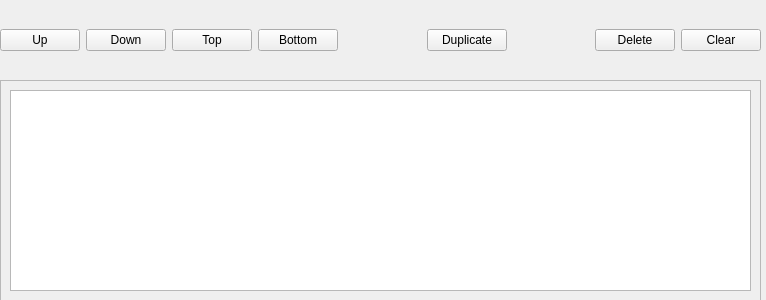
Before: the Qt Designer form src/QSviz/resources/queueeditor.ui in BCDA-APS/QSview, drawn with Qt 5.
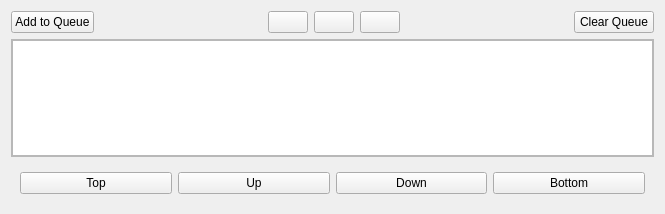
After: the same form once the commit is applied. Icons and pictures are not drawn.

Commit message: Update UI files to include proper layouts and add icons

```diff
--- a/src/QSviz/resources/queueeditor.ui
+++ b/src/QSviz/resources/queueeditor.ui
@@ -6,21 +6,111 @@
    <rect>
     <x>0</x>
     <y>0</y>
-    <width>766</width>
-    <height>300</height>
+    <width>665</width>
+    <height>214</height>
    </rect>
   </property>
   <property name="windowTitle">
    <string>Form</string>
   </property>
+  <layout class="QVBoxLayout" name="verticalLayout">
+   <item>
+    <layout class="QHBoxLayout" name="horizontalLayout">
+     <item>
+      <widget class="QPushButton" name="addQueueButton">
+       <property name="toolTip">
+        <string>Add plan to queue</string>
+       </property>
+       <property name="text">
+        <string>Add to Queue</string>
+       </property>
+       <property name="icon">
+        <iconset>
+         <normaloff>plus.png</normaloff>plus.png</iconset>
+       </property>
+      </widget>
+     </item>
+     <item>
+      <spacer name="horizontalSpacer_1">
+       <property name="orientation">
+        <enum>Qt::Horizontal</enum>
+       </property>
+       <property name="sizeHint" stdset="0">
+        <size>
+         <width>40</width>
+         <height>20</height>
+        </size>
+       </property>
+      </spacer>
+     </item>
+     <item>
+      <widget class="QPushButton" name="editButton">
+       <property name="toolTip">
+        <string>Edit plan</string>
+       </property>
+       <property name="icon">
+        <iconset>
+         <normaloff>edit.png</normaloff>edit.png</iconset>
+       </property>
+      </widget>
+     </item>
+     <item>
+      <widget class="QPushButton" name="duplicateButton">
+       <property name="toolTip">
+        <string>Duplicate plan</string>
+       </property>
+       <property name="text">
+        <string/>
+       </property>
+       <property name="icon">
+        <iconset>
+         <normaloff>duplicate.png</normaloff>duplicate.png</iconset>
+       </property>
+      </widget>
+     </item>
+     <item>
+      <widget class="QPushButton" name="deleteButton">
+       <property name="toolTip">
+        <string>Delete plan</string>
+       </property>
+       <property name="icon">
+        <iconset>
+         <normaloff>delete.png</normaloff>delete.png</iconset>
+       </property>
+      </widget>
+     </item>
+     <item>
+      <spacer name="horizontalSpacer_2">
+       <property name="orientation">
+        <enum>Qt::Horizontal</enum>
+       </property>
+       <property name="sizeHint" stdset="0">
+        <size>
+         <width>40</width>
+         <height>20</height>
+        </size>
+       </property>
+      </spacer>
+     </item>
+     <item>
+      <widget class="QPushButton" name="clearButton">
+       <property name="toolTip">
+        <string>Clear queue</string>
+       </property>
+       <property name="text">
+        <string>Clear Queue</string>
+       </property>
+      </widget>
+     </item>
+    </layout>
+   </item>
+   <item>
   <widget class="QFrame" name="frame">
-   <property name="geometry">
-    <rect>
-     <x>0</x>
-     <y>80</y>
-     <width>761</width>
-     <height>221</height>
-    </rect>
+     <property name="minimumSize">
+      <size>
+       <width>0</width>
+       <height>0</height>
+      </size>
    </property>
    <property name="frameShape">
     <enum>QFrame::StyledPanel</enum>
@@ -28,27 +118,39 @@
    <property name="frameShadow">
     <enum>QFrame::Raised</enum>
    </property>
-   <widget class="QTableView" name="tableView">
-    <property name="geometry">
-     <rect>
-      <x>10</x>
-      <y>10</y>
-      <width>741</width>
-      <height>201</height>
-     </rect>
-    </property>
-   </widget>
-  </widget>
-  <widget class="QWidget" name="horizontalLayoutWidget">
-   <property name="geometry">
-    <rect>
-     <x>0</x>
-     <y>20</y>
-     <width>761</width>
-     <height>41</height>
-    </rect>
-   </property>
-   <layout class="QHBoxLayout" name="horizontalLayout">
+     <layout class="QHBoxLayout" name="horizontalLayout_2">
+      <property name="leftMargin">
+       <number>0</number>
+      </property>
+      <property name="topMargin">
+       <number>0</number>
+      </property>
+      <property name="rightMargin">
+       <number>0</number>
+      </property>
+      <property name="bottomMargin">
+       <number>0</number>
+      </property>
+      <item>
+       <widget class="QTableView" name="tableView"/>
+      </item>
+     </layout>
+    </widget>
+   </item>
+   <item>
+    <widget class="QWidget" name="widget" native="true">
+     <layout class="QHBoxLayout" name="horizontalLayout_3">
+      <item>
+       <widget class="QPushButton" name="moveTopButton">
+        <property name="text">
+         <string>Top</string>
+        </property>
+        <property name="icon">
+         <iconset>
+          <normaloff>top.png</normaloff>top.png</iconset>
+        </property>
+       </widget>
+      </item>
     <item>
      <widget class="QPushButton" name="moveUpButton">
       <property name="text">
@@ -61,12 +163,9 @@
       <property name="text">
        <string>Down</string>
       </property>
-     </widget>
-    </item>
-    <item>
-     <widget class="QPushButton" name="moveTopButton">
-      <property name="text">
-       <string>Top</string>
+        <property name="icon">
+         <iconset>
+          <normaloff>down.png</normaloff>down.png</iconset>
       </property>
      </widget>
     </item>
@@ -75,57 +174,16 @@
       <property name="text">
        <string>Bottom</string>
       </property>
-     </widget>
-    </item>
-    <item>
-     <spacer name="horizontalSpacer_1">
-      <property name="orientation">
-       <enum>Qt::Horizontal</enum>
-      </property>
-      <property name="sizeHint" stdset="0">
-       <size>
-        <width>40</width>
-        <height>20</height>
-       </size>
-      </property>
-     </spacer>
-    </item>
-    <item>
-     <widget class="QPushButton" name="duplicateButton">
-      <property name="text">
-       <string>Duplicate</string>
-      </property>
-     </widget>
-    </item>
-    <item>
-     <spacer name="horizontalSpacer_2">
-      <property name="orientation">
-       <enum>Qt::Horizontal</enum>
-      </property>
-      <property name="sizeHint" stdset="0">
-       <size>
-        <width>40</width>
-        <height>20</height>
-       </size>
-      </property>
-     </spacer>
-    </item>
-    <item>
-     <widget class="QPushButton" name="deleteButton">
-      <property name="text">
-       <string>Delete</string>
-      </property>
-     </widget>
-    </item>
-    <item>
-     <widget class="QPushButton" name="clearButton">
-      <property name="text">
-       <string>Clear</string>
-      </property>
-     </widget>
-    </item>
-   </layout>
-  </widget>
+        <property name="icon">
+         <iconset>
+          <normaloff>bottom.png</normaloff>bottom.png</iconset>
+        </property>
+       </widget>
+      </item>
+     </layout>
+    </widget>
+   </item>
+  </layout>
  </widget>
  <resources/>
  <connections/>
```
Left out of the diff: 4 changed lines with no effect on the pictures. Lines whose indentation alone changed are shown as unchanged. The commit also changes 23 other files.
